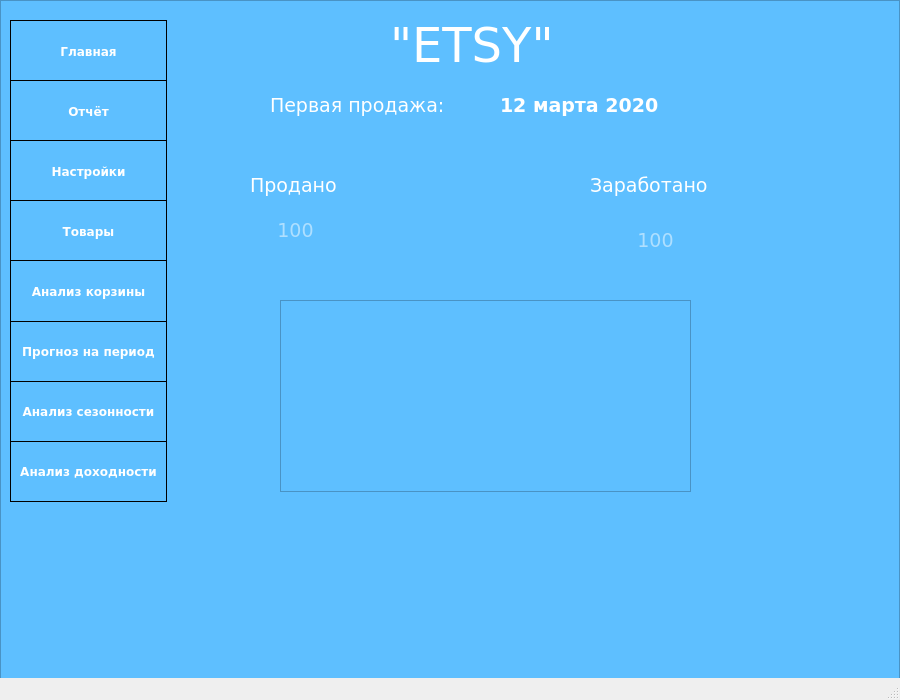
The window that design_dev.ui (miptivan/data_desktop) describes before a commit, drawn with Qt 5.
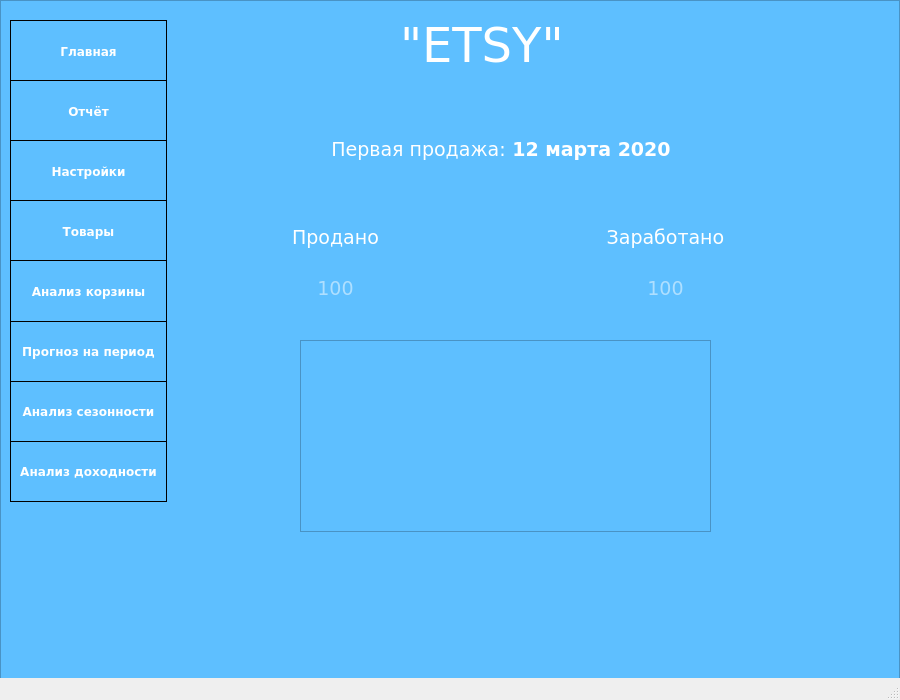
The same window after the commit. The open tabs and pages were chosen to show the change. Custom widgets are drawn as their Qt base class.

Patch:
```diff
--- a/design_dev.ui
+++ b/design_dev.ui
@@ -104,7 +104,7 @@
       <widget class="QLabel" name="label">
        <property name="geometry">
         <rect>
-         <x>210</x>
+         <x>220</x>
          <y>0</y>
          <width>211</width>
          <height>71</height>
@@ -120,160 +120,11 @@
         <string>&quot;ETSY&quot;</string>
        </property>
       </widget>
-      <widget class="QLabel" name="label_4">
-       <property name="geometry">
-        <rect>
-         <x>90</x>
-         <y>80</y>
-         <width>211</width>
-         <height>31</height>
-        </rect>
-       </property>
-       <property name="font">
-        <font>
-         <family>Verdana</family>
-         <pointsize>14</pointsize>
-        </font>
-       </property>
-       <property name="text">
-        <string>Первая продажа:</string>
-       </property>
-      </widget>
-      <widget class="QLabel" name="label_5">
-       <property name="geometry">
-        <rect>
-         <x>320</x>
-         <y>70</y>
-         <width>191</width>
-         <height>51</height>
-        </rect>
-       </property>
-       <property name="font">
-        <font>
-         <family>Verdana</family>
-         <pointsize>14</pointsize>
-         <weight>75</weight>
-         <bold>true</bold>
-         <underline>false</underline>
-         <strikeout>false</strikeout>
-         <kerning>true</kerning>
-        </font>
-       </property>
-       <property name="text">
-        <string>12 марта 2020</string>
-       </property>
-      </widget>
-      <widget class="QLabel" name="label_6">
-       <property name="geometry">
-        <rect>
-         <x>70</x>
-         <y>160</y>
-         <width>111</width>
-         <height>31</height>
-        </rect>
-       </property>
-       <property name="font">
-        <font>
-         <family>Verdana</family>
-         <pointsize>14</pointsize>
-        </font>
-       </property>
-       <property name="text">
-        <string>Продано</string>
-       </property>
-      </widget>
-      <widget class="QLabel" name="label_7">
-       <property name="geometry">
-        <rect>
-         <x>410</x>
-         <y>160</y>
-         <width>141</width>
-         <height>31</height>
-        </rect>
-       </property>
-       <property name="font">
-        <font>
-         <family>Verdana</family>
-         <pointsize>14</pointsize>
-        </font>
-       </property>
-       <property name="text">
-        <string>Заработано</string>
-       </property>
-      </widget>
-      <widget class="QLineEdit" name="sold">
-       <property name="enabled">
-        <bool>false</bool>
-       </property>
-       <property name="geometry">
-        <rect>
-         <x>50</x>
-         <y>190</y>
-         <width>131</width>
-         <height>61</height>
-        </rect>
-       </property>
-       <property name="font">
-        <font>
-         <family>Verdana</family>
-         <pointsize>14</pointsize>
-        </font>
-       </property>
-       <property name="autoFillBackground">
-        <bool>false</bool>
-       </property>
-       <property name="styleSheet">
-        <string notr="true">border: none;</string>
-       </property>
-       <property name="text">
-        <string/>
-       </property>
-       <property name="alignment">
-        <set>Qt::AlignCenter</set>
-       </property>
-       <property name="placeholderText">
-        <string>100</string>
-       </property>
-      </widget>
-      <widget class="QLineEdit" name="profit">
-       <property name="enabled">
-        <bool>false</bool>
-       </property>
-       <property name="geometry">
-        <rect>
-         <x>410</x>
-         <y>200</y>
-         <width>131</width>
-         <height>61</height>
-        </rect>
-       </property>
-       <property name="font">
-        <font>
-         <family>Verdana</family>
-         <pointsize>14</pointsize>
-        </font>
-       </property>
-       <property name="autoFillBackground">
-        <bool>false</bool>
-       </property>
-       <property name="styleSheet">
-        <string notr="true">border: none;</string>
-       </property>
-       <property name="text">
-        <string/>
-       </property>
-       <property name="alignment">
-        <set>Qt::AlignCenter</set>
-       </property>
-       <property name="placeholderText">
-        <string>100</string>
-       </property>
-      </widget>
       <widget class="QTableWidget" name="table_top">
        <property name="geometry">
         <rect>
-         <x>100</x>
-         <y>290</y>
+         <x>120</x>
+         <y>330</y>
          <width>411</width>
          <height>192</height>
         </rect>
@@ -324,6 +175,201 @@
         <bool>false</bool>
        </attribute>
       </widget>
+      <widget class="QWidget" name="verticalLayoutWidget_3">
+       <property name="geometry">
+        <rect>
+         <x>60</x>
+         <y>90</y>
+         <width>521</width>
+         <height>201</height>
+        </rect>
+       </property>
+       <layout class="QVBoxLayout" name="verticalLayout_11">
+        <item>
+         <layout class="QHBoxLayout" name="horizontalLayout_8">
+          <item>
+           <spacer name="horizontalSpacer_11">
+            <property name="orientation">
+             <enum>Qt::Horizontal</enum>
+            </property>
+            <property name="sizeHint" stdset="0">
+             <size>
+              <width>40</width>
+              <height>20</height>
+             </size>
+            </property>
+           </spacer>
+          </item>
+          <item>
+           <widget class="QLabel" name="label_4">
+            <property name="font">
+             <font>
+              <family>Verdana</family>
+              <pointsize>14</pointsize>
+             </font>
+            </property>
+            <property name="text">
+             <string>Первая продажа:</string>
+            </property>
+            <property name="alignment">
+             <set>Qt::AlignCenter</set>
+            </property>
+           </widget>
+          </item>
+          <item>
+           <widget class="QLabel" name="label_5">
+            <property name="font">
+             <font>
+              <family>Verdana</family>
+              <pointsize>14</pointsize>
+              <weight>75</weight>
+              <bold>true</bold>
+              <underline>false</underline>
+              <strikeout>false</strikeout>
+              <kerning>true</kerning>
+             </font>
+            </property>
+            <property name="text">
+             <string>12 марта 2020</string>
+            </property>
+            <property name="alignment">
+             <set>Qt::AlignCenter</set>
+            </property>
+           </widget>
+          </item>
+          <item>
+           <spacer name="horizontalSpacer_12">
+            <property name="orientation">
+             <enum>Qt::Horizontal</enum>
+            </property>
+            <property name="sizeHint" stdset="0">
+             <size>
+              <width>40</width>
+              <height>20</height>
+             </size>
+            </property>
+           </spacer>
+          </item>
+         </layout>
+        </item>
+        <item>
+         <layout class="QHBoxLayout" name="horizontalLayout">
+          <item>
+           <layout class="QVBoxLayout" name="verticalLayout_10">
+            <item>
+             <widget class="QLabel" name="label_6">
+              <property name="font">
+               <font>
+                <family>Verdana</family>
+                <pointsize>14</pointsize>
+               </font>
+              </property>
+              <property name="text">
+               <string>Продано</string>
+              </property>
+              <property name="alignment">
+               <set>Qt::AlignCenter</set>
+              </property>
+             </widget>
+            </item>
+            <item>
+             <widget class="QLineEdit" name="sold">
+              <property name="enabled">
+               <bool>false</bool>
+              </property>
+              <property name="font">
+               <font>
+                <family>Verdana</family>
+                <pointsize>14</pointsize>
+               </font>
+              </property>
+              <property name="autoFillBackground">
+               <bool>false</bool>
+              </property>
+              <property name="styleSheet">
+               <string notr="true">border: none;</string>
+              </property>
+              <property name="text">
+               <string/>
+              </property>
+              <property name="alignment">
+               <set>Qt::AlignCenter</set>
+              </property>
+              <property name="placeholderText">
+               <string>100</string>
+              </property>
+             </widget>
+            </item>
+           </layout>
+          </item>
+          <item>
+           <spacer name="horizontalSpacer_10">
+            <property name="orientation">
+             <enum>Qt::Horizontal</enum>
+            </property>
+            <property name="sizeHint" stdset="0">
+             <size>
+              <width>40</width>
+              <height>20</height>
+             </size>
+            </property>
+           </spacer>
+          </item>
+          <item>
+           <layout class="QVBoxLayout" name="verticalLayout_6">
+            <item>
+             <widget class="QLabel" name="label_7">
+              <property name="font">
+               <font>
+                <family>Verdana</family>
+                <pointsize>14</pointsize>
+               </font>
+              </property>
+              <property name="layoutDirection">
+               <enum>Qt::LeftToRight</enum>
+              </property>
+              <property name="text">
+               <string>Заработано</string>
+              </property>
+              <property name="alignment">
+               <set>Qt::AlignCenter</set>
+              </property>
+             </widget>
+            </item>
+            <item>
+             <widget class="QLineEdit" name="profit">
+              <property name="enabled">
+               <bool>false</bool>
+              </property>
+              <property name="font">
+               <font>
+                <family>Verdana</family>
+                <pointsize>14</pointsize>
+               </font>
+              </property>
+              <property name="autoFillBackground">
+               <bool>false</bool>
+              </property>
+              <property name="styleSheet">
+               <string notr="true">border: none;</string>
+              </property>
+              <property name="text">
+               <string/>
+              </property>
+              <property name="alignment">
+               <set>Qt::AlignCenter</set>
+              </property>
+              <property name="placeholderText">
+               <string>100</string>
+              </property>
+             </widget>
+            </item>
+           </layout>
+          </item>
+         </layout>
+        </item>
+       </layout>
+      </widget>
      </widget>
      <widget class="QWidget" name="otschot_page">
       <widget class="QLabel" name="label_2">
```
Left out of the diff: 2 changed lines with no effect on the pictures.
